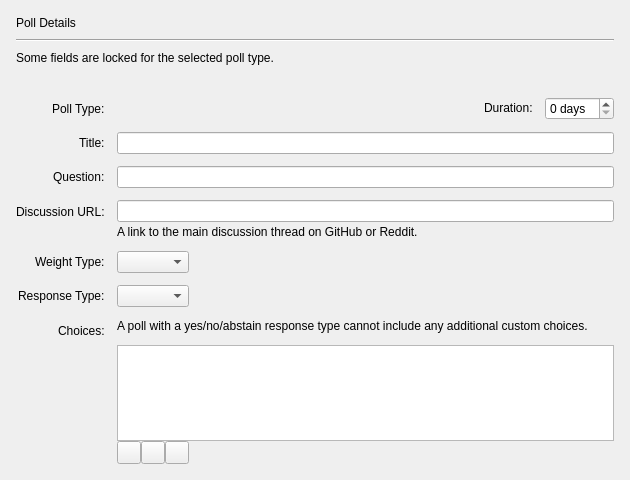
Qt form src/qt/forms/voting/pollwizarddetailspage.ui (gridcoin-community/Gridcoin-Research) before a commit.
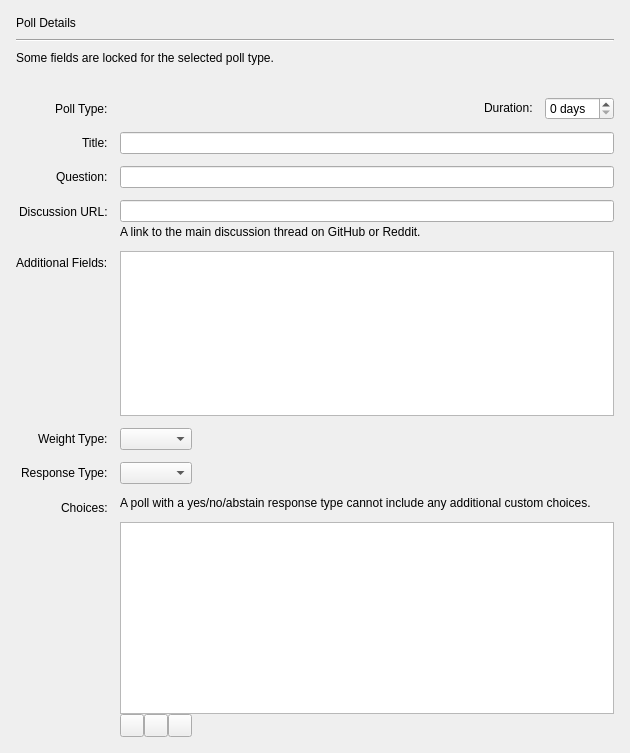
The same form after that commit. Custom widgets are drawn as their Qt base class.

Commit message:
Finish wiring up AdditionalFields to poll wizard
Note this is a limited version, which only addresses the
current poll type with required fields, PROJECT.

Patch:
```diff
--- a/src/qt/forms/voting/pollwizarddetailspage.ui
+++ b/src/qt/forms/voting/pollwizarddetailspage.ui
@@ -7,7 +7,7 @@
     <x>0</x>
     <y>0</y>
     <width>630</width>
-    <height>480</height>
+    <height>753</height>
    </rect>
   </property>
   <property name="sizePolicy">
@@ -174,7 +174,7 @@
        </item>
       </layout>
      </item>
-     <item row="4" column="0">
+     <item row="5" column="0">
       <widget class="QLabel" name="weightTypeLabel">
        <property name="text">
         <string>Weight Type:</string>
@@ -184,10 +184,10 @@
        </property>
       </widget>
      </item>
-     <item row="4" column="1">
+     <item row="5" column="1">
       <widget class="QComboBox" name="weightTypeList"/>
      </item>
-     <item row="5" column="0">
+     <item row="6" column="0">
       <widget class="QLabel" name="responseTypeLabel">
        <property name="text">
         <string>Response Type:</string>
@@ -197,17 +197,17 @@
        </property>
       </widget>
      </item>
-     <item row="5" column="1">
+     <item row="6" column="1">
       <widget class="QComboBox" name="responseTypeList"/>
      </item>
-     <item row="6" column="0">
+     <item row="7" column="0">
       <widget class="QLabel" name="choicesLabel">
        <property name="text">
         <string>Choices:</string>
        </property>
       </widget>
      </item>
-     <item row="6" column="1">
+     <item row="7" column="1">
       <layout class="QVBoxLayout" name="choicesLayout">
        <property name="rightMargin">
         <number>0</number>
@@ -320,10 +320,27 @@
        </item>
       </layout>
      </item>
+     <item row="4" column="1">
+      <widget class="AdditionalFieldsTableView" name="additionalFieldsTableView"/>
+     </item>
+     <item row="4" column="0">
+      <widget class="QLabel" name="additionalFieldsLabel">
+       <property name="text">
+        <string>Additional Fields:</string>
+       </property>
+      </widget>
+     </item>
     </layout>
    </item>
   </layout>
  </widget>
+ <customwidgets>
+  <customwidget>
+   <class>AdditionalFieldsTableView</class>
+   <extends>QTableView</extends>
+   <header>voting/additionalfieldstableview.h</header>
+  </customwidget>
+ </customwidgets>
  <tabstops>
   <tabstop>durationField</tabstop>
   <tabstop>titleField</tabstop>
```
The commit also changes 9 other files.
